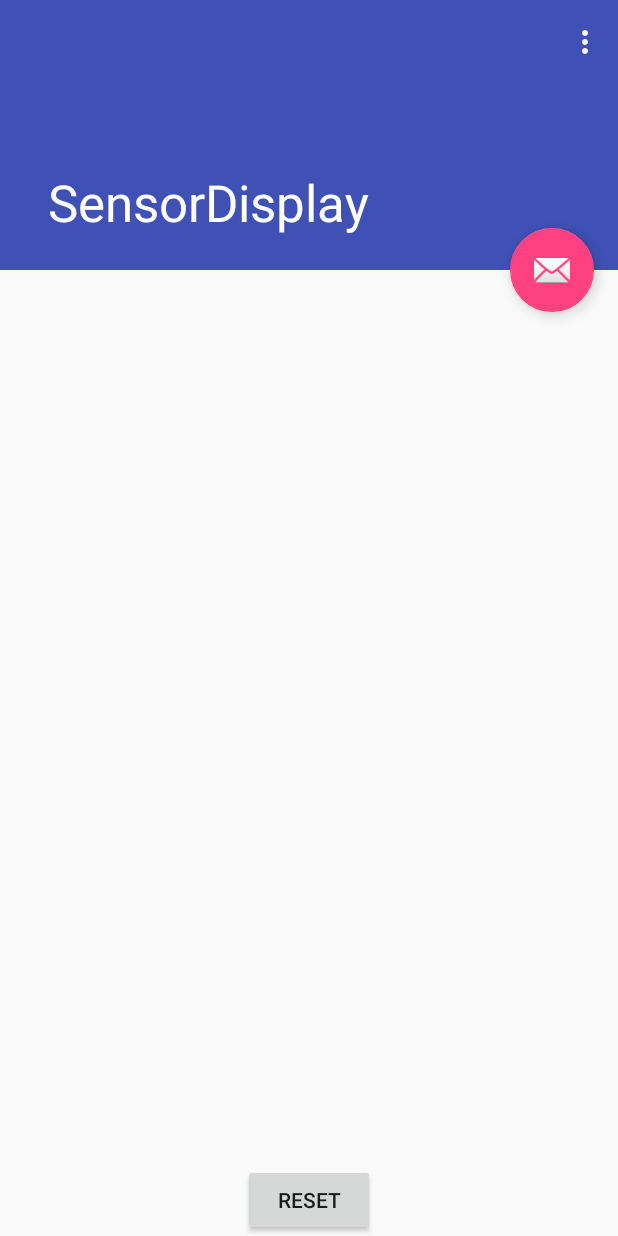
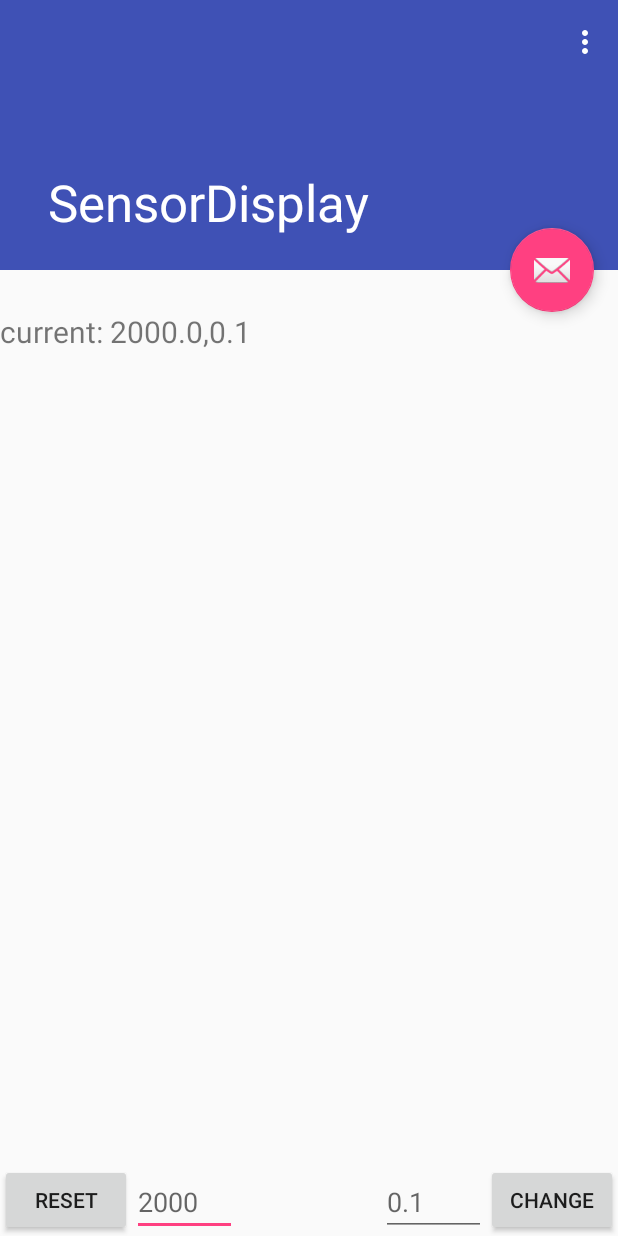
Before and after one commit to gysting/DisplayAccelerometer, an Android app: the screen it shows after launch (ScrollingActivity), on a phone screen of 412 x 824 dp. Run offline under Robolectric (Android 15) with nearby library versions, the phone set to English and light mode, and no system bars.

Commit message:
added edittext

```diff
--- a/app/src/main/java/com/fcunwired/gyyang/sensordisplay/ScrollingActivity.java
+++ b/app/src/main/java/com/fcunwired/gyyang/sensordisplay/ScrollingActivity.java
@@ -11,13 +11,17 @@ import android.support.design.widget.FloatingActionButton;
 import android.support.design.widget.Snackbar;
 import android.support.v7.app.AppCompatActivity;
 import android.support.v7.widget.Toolbar;
+import android.text.TextWatcher;
 import android.text.method.ScrollingMovementMethod;
 import android.view.View;
 import android.view.Menu;
 import android.view.MenuItem;
 import android.widget.Button;
+import android.widget.EditText;
 import android.widget.TextView;
 import android.widget.Toast;
+
+import org.w3c.dom.Text;
 
 import static java.lang.Math.sqrt;
 
@@ -60,18 +64,23 @@ public class ScrollingActivity extends AppCompatActivity implements SensorEventL
     private long takeOffCounter=0;
     boolean isAcceleration = true;
     boolean takeoffDetected = false;
-
-
+    float checkDuration=2000;
+    double checkAcc=0.1;
 
     @Override
     protected void onCreate(Bundle savedInstanceState) {
         super.onCreate(savedInstanceState);
         setContentView(R.layout.activity_scrolling);
-        Toolbar toolbar = (Toolbar) findViewById(R.id.toolbar);
+        final Toolbar toolbar = (Toolbar) findViewById(R.id.toolbar);
         setSupportActionBar(toolbar);
+        final TextView checkTextView = (TextView)findViewById(R.id.checkTextView);
+        checkTextView.setText("current: " + checkDuration + "," + checkAcc);
+        final EditText durationTextBox = (EditText)findViewById(R.id.durationTextBox);
+        final EditText accTextBox = (EditText)findViewById(R.id.accTextBox);
 
 
-        FloatingActionButton fab = (FloatingActionButton) findViewById(R.id.fab);
+
+        final FloatingActionButton fab = (FloatingActionButton) findViewById(R.id.fab);
         fab.setOnClickListener(new View.OnClickListener() {
             @Override
             public void onClick(View view) {
@@ -112,6 +121,7 @@ public class ScrollingActivity extends AppCompatActivity implements SensorEventL
 
         lastUpdate = 0;
 
+        final Button checkButton = (Button)findViewById(R.id.CheckButton);
         Button button = (Button)findViewById(R.id.button);
 
         button.setOnClickListener(
@@ -137,6 +147,21 @@ public class ScrollingActivity extends AppCompatActivity implements SensorEventL
                         accelationSquareRoot = 0;
                         magSquareRoot = 0;
                         gyroSquareRoot = 0;
+                    }
+                }
+        );
+
+        checkButton.setOnClickListener(
+                new Button.OnClickListener() {
+                    public void onClick(View v) {
+                        if ((accTextBox.getText().length() != 0) && (durationTextBox.getText().length() != 0))
+                        {
+                            checkAcc = Double.valueOf(accTextBox.getText().toString());
+                            checkDuration = Float.valueOf(durationTextBox.getText().toString());
+                            durationTextBox.setText("");
+                            accTextBox.setText("");
+                        }
+                        checkTextView.setText("current: " + checkDuration + " , " + checkAcc);
                     }
                 }
         );
@@ -220,7 +245,7 @@ public class ScrollingActivity extends AppCompatActivity implements SensorEventL
                 currentAcceleration = false;
             }
 
-            if ((accTotalAbs > 0.1) && (currentAcceleration == isAcceleration))
+            if ((accTotalAbs > checkAcc) && (currentAcceleration == isAcceleration))
             {
 
 
@@ -259,7 +284,7 @@ public class ScrollingActivity extends AppCompatActivity implements SensorEventL
                 duration = currentTimeMs - lastUpdate;
 
                 /* Get Moved duration */
-                    if (duration >= 2000) {
+                    if (duration >= checkDuration) {
                         //scrollTextView.append("1 sec!!!\n");
 
                         if (takeoffDetected == false) {
--- a/app/src/main/res/layout/content_scrolling.xml
+++ b/app/src/main/res/layout/content_scrolling.xml
@@ -1,24 +1,69 @@
 <?xml version="1.0" encoding="utf-8"?>
 <RelativeLayout xmlns:android="http://schemas.android.com/apk/res/android"
-    android:layout_width="wrap_content"
-    android:layout_height="wrap_content" >
-
-    <TextView
-        android:layout_width="match_parent"
-        android:layout_height="match_parent"
-        android:text="New Text"
-        android:id="@+id/scrollTextView"
-        android:textSize="20dp"
-        android:layout_alignParentTop="true"
-        android:layout_alignParentStart="true"
-        android:layout_marginTop="211dp" />
+    android:layout_width="fill_parent"
+    android:layout_height="fill_parent"
+    android:orientation="vertical"
+    android:rowCount="3"
+    android:columnCount="3">
 
     <Button
         android:layout_width="wrap_content"
         android:layout_height="wrap_content"
         android:text="Reset"
         android:id="@+id/button"
+        android:onClick="onButtonClick"
         android:layout_alignParentBottom="true"
-        android:layout_centerHorizontal="true"
-        android:onClick="onButtonClick" />
+        android:layout_alignParentStart="true" />
+
+    <Button
+        android:layout_width="wrap_content"
+        android:layout_height="wrap_content"
+        android:text="change"
+        android:id="@+id/CheckButton"
+        android:layout_alignParentBottom="true"
+        android:layout_alignParentEnd="true" />
+
+    <TextView
+        android:layout_width="wrap_content"
+        android:layout_height="wrap_content"
+        android:text="New Text"
+        android:id="@+id/checkTextView"
+        android:textSize="20dp"
+        android:layout_marginTop="207dp"
+        android:layout_alignParentTop="true"
+        android:layout_alignParentStart="true" />
+
+        <TextView
+            android:layout_width="match_parent"
+            android:layout_height="match_parent"
+            android:text="New Text"
+            android:id="@+id/scrollTextView"
+            android:textSize="20dp"
+            android:scrollbarAlwaysDrawHorizontalTrack="false"
+            android:scrollbarAlwaysDrawVerticalTrack="false"
+            android:layout_below="@+id/checkTextView"
+            android:layout_alignParentStart="true"
+            android:layout_marginTop="20dp"
+            android:layout_above="@+id/button" />
+
+    <EditText
+        android:layout_width="70dp"
+        android:layout_height="wrap_content"
+        android:inputType="number|numberDecimal"
+        android:ems="10"
+        android:id="@+id/durationTextBox"
+        android:hint="2000"
+        android:layout_alignParentBottom="true"
+        android:layout_toEndOf="@+id/button" />
+
+    <EditText
+        android:layout_width="70dp"
+        android:layout_height="wrap_content"
+        android:inputType="number|numberDecimal"
+        android:ems="10"
+        android:id="@+id/accTextBox"
+        android:layout_alignParentBottom="true"
+        android:layout_toStartOf="@+id/CheckButton"
+        android:hint="0.1" />
+
 </RelativeLayout>
```
